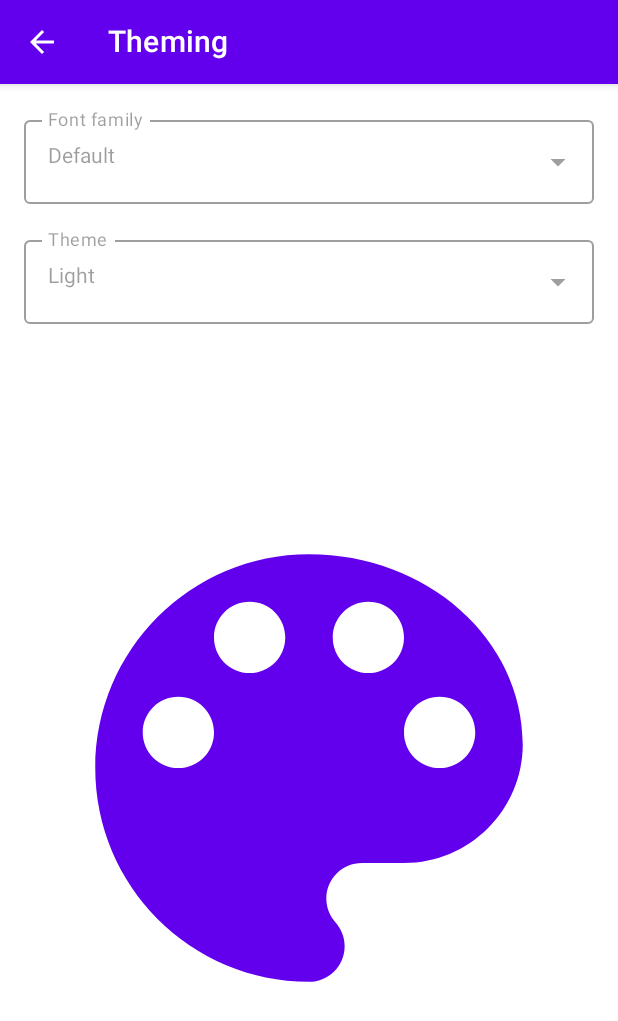
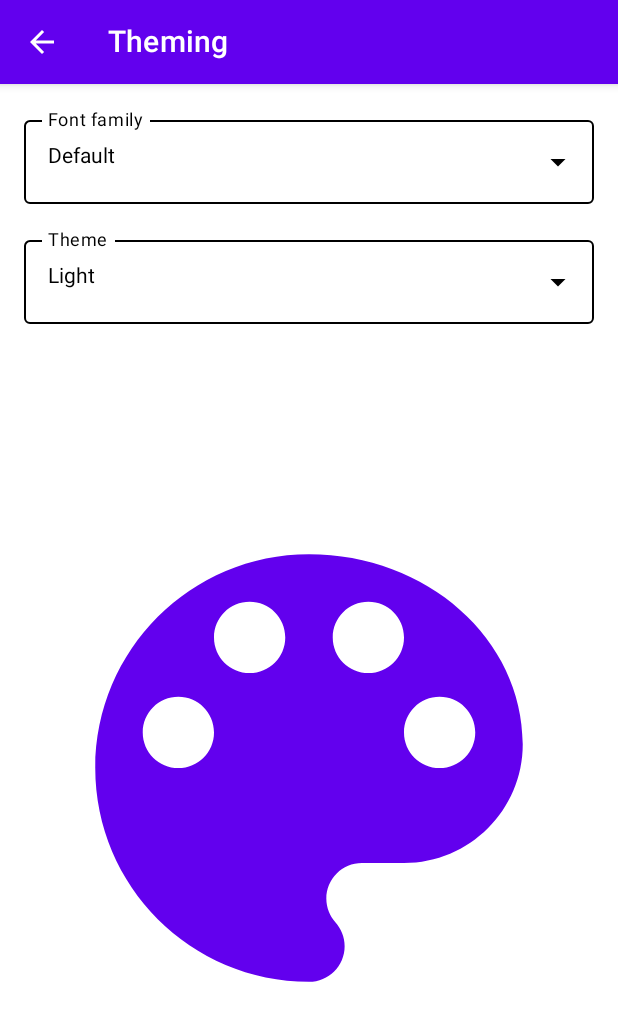
Before and after one commit to VolodymyrTabarkevych/GiffApp, an Android app built with Jetpack Compose: the theming_screen screen opened through its navigation route, on a phone screen of 412 x 824 dp. Shown: the top 1021 px of the screen. Run offline under Robolectric (Android 15) with nearby library versions, the phone set to English and light mode, and no system bars; our stand-ins replace Dagger/Hilt's generated code, accompanist, paging; pictures from the network do not load.

Commit message:
Change color for dropdown fields on theming screen

```diff
--- a/app/src/main/java/ua/tabarkevych/composemvi/presentation/theming/screen/ThemingDropdownFont.kt
+++ b/app/src/main/java/ua/tabarkevych/composemvi/presentation/theming/screen/ThemingDropdownFont.kt
@@ -61,7 +61,13 @@ fun ThemingDropdownFont(
                     contentDescription = null
                 )
             },
-            colors = TextFieldDefaults.outlinedTextFieldColors()
+            colors = TextFieldDefaults.outlinedTextFieldColors(
+                disabledTextColor = MaterialTheme.colors.onBackground,
+                disabledBorderColor = MaterialTheme.colors.onBackground,
+                disabledLabelColor = MaterialTheme.colors.onBackground,
+                disabledPlaceholderColor = MaterialTheme.colors.onBackground,
+                disabledTrailingIconColor = MaterialTheme.colors.onBackground
+            )
         )
 
         DropdownMenu(
--- a/app/src/main/java/ua/tabarkevych/composemvi/presentation/theming/screen/ThemingDropdownTheme.kt
+++ b/app/src/main/java/ua/tabarkevych/composemvi/presentation/theming/screen/ThemingDropdownTheme.kt
@@ -55,7 +55,14 @@ fun ThemingDropdownTheme(
                     imageVector = Icons.Default.ArrowDropDown,
                     contentDescription = null
                 )
-            }
+            },
+            colors = TextFieldDefaults.outlinedTextFieldColors(
+                disabledTextColor = MaterialTheme.colors.onBackground,
+                disabledBorderColor = MaterialTheme.colors.onBackground,
+                disabledLabelColor = MaterialTheme.colors.onBackground,
+                disabledPlaceholderColor = MaterialTheme.colors.onBackground,
+                disabledTrailingIconColor = MaterialTheme.colors.onBackground
+            )
         )
 
         DropdownMenu(
```
